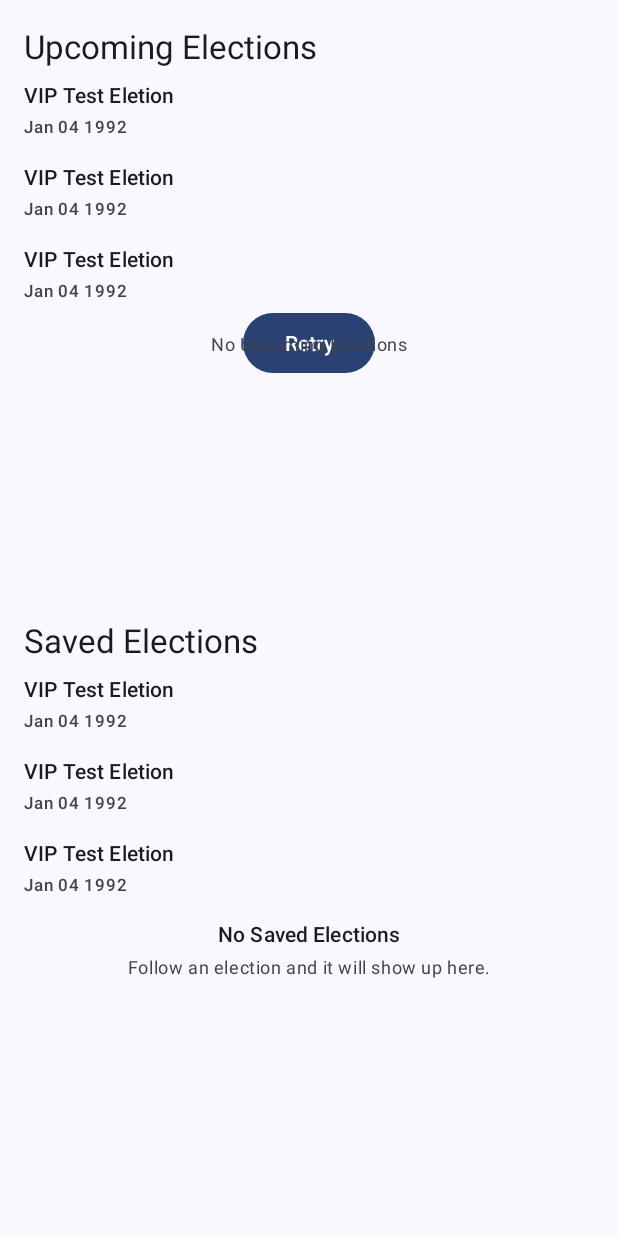
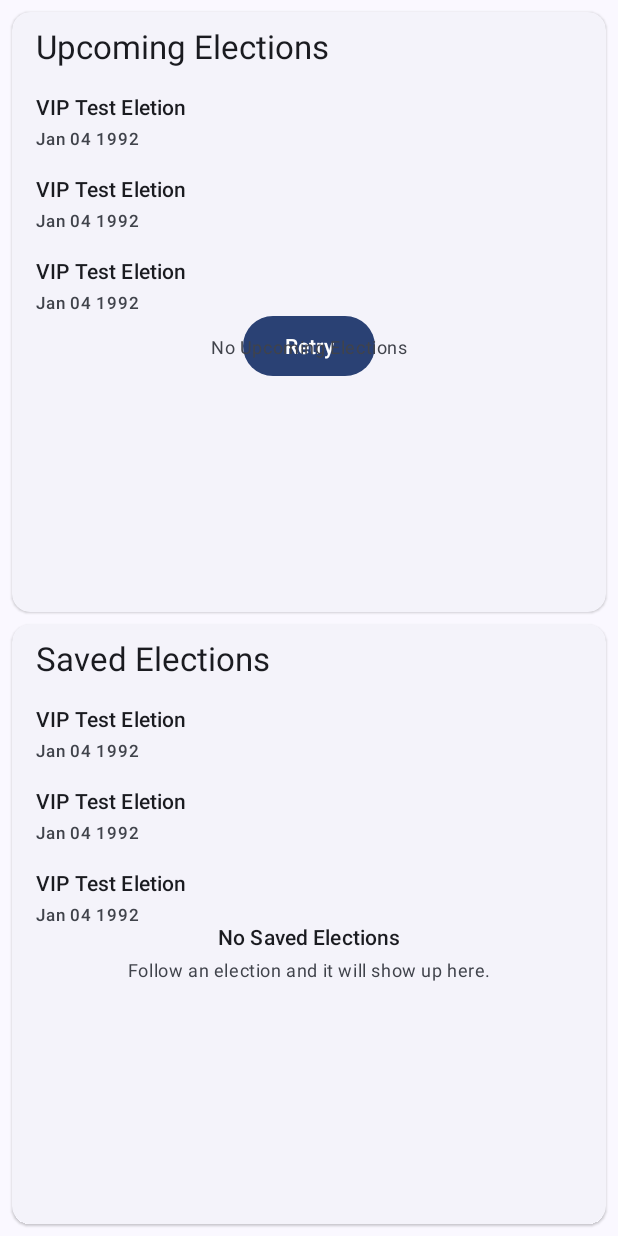
Before and after one commit to toe-lie/android-nanodegree-final, an Android app: the layout fragment_election.xml on its own in the app's theme, with its tools: preview values and no code run, on a phone screen of 412 x 824 dp. Run offline under Robolectric (Android 15) with nearby library versions, the phone set to English and light mode, and no system bars.

Commit message:
Polish election screen

```diff
--- a/app/src/main/res/layout/fragment_election.xml
+++ b/app/src/main/res/layout/fragment_election.xml
@@ -13,6 +13,8 @@
     <androidx.constraintlayout.widget.ConstraintLayout
         android:layout_width="match_parent"
         android:layout_height="match_parent"
+        android:clipToPadding="false"
+        android:paddingBottom="@dimen/spacing_small"
         tools:context="com.example.android.politicalpreparedness.MainActivity">
 
         <androidx.constraintlayout.widget.Guideline
@@ -20,14 +22,14 @@
             android:layout_width="match_parent"
             android:layout_height="wrap_content"
             android:orientation="vertical"
-            app:layout_constraintGuide_begin="@dimen/spacing_normal" />
+            app:layout_constraintGuide_begin="@dimen/spacing_small" />
 
         <androidx.constraintlayout.widget.Guideline
             android:id="@+id/end_guideline"
             android:layout_width="match_parent"
             android:layout_height="wrap_content"
             android:orientation="vertical"
-            app:layout_constraintGuide_end="@dimen/spacing_normal" />
+            app:layout_constraintGuide_end="@dimen/spacing_small" />
 
         <androidx.constraintlayout.widget.Guideline
             android:id="@+id/center_horizontal_guideline"
@@ -36,25 +38,45 @@
             android:orientation="horizontal"
             app:layout_constraintGuide_percent="0.5" />
 
+        <com.google.android.material.card.MaterialCardView
+            android:id="@+id/upcoming_elections_card"
+            style="?attr/materialCardViewElevatedStyle"
+            android:layout_width="0dp"
+            android:layout_height="0dp"
+            android:layout_marginTop="@dimen/spacing_small"
+            app:contentPaddingLeft="@dimen/spacing_normal"
+            app:contentPaddingRight="@dimen/spacing_normal"
+            app:layout_constraintBottom_toBottomOf="@id/center_horizontal_guideline"
+            app:layout_constraintEnd_toEndOf="@id/end_guideline"
+            app:layout_constraintStart_toStartOf="@id/start_guideline"
+            app:layout_constraintTop_toTopOf="parent">
+
+            <androidx.constraintlayout.widget.ConstraintLayout
+                android:layout_width="match_parent"
+                android:layout_height="match_parent">
+
                 <TextView
                     android:id="@+id/upcoming_election_header"
                     android:layout_width="0dp"
                     android:layout_height="wrap_content"
-            android:layout_marginTop="@dimen/spacing_normal"
+                    android:layout_marginTop="@dimen/spacing_small"
                     android:text="@string/label_upcoming_elections"
                     android:textAppearance="?textAppearanceTitleLarge"
                     app:layout_constraintEnd_toEndOf="parent"
-            app:layout_constraintStart_toStartOf="@id/start_guideline"
+                    app:layout_constraintStart_toStartOf="parent"
                     app:layout_constraintTop_toTopOf="parent" />
 
                 <androidx.recyclerview.widget.RecyclerView
                     android:id="@+id/upcoming_election_recycler_view"
                     android:layout_width="0dp"
                     android:layout_height="0dp"
+                    android:layout_marginTop="@dimen/spacing_small"
+                    android:clipToPadding="false"
+                    android:paddingBottom="@dimen/spacing_small"
                     app:layoutManager="androidx.recyclerview.widget.LinearLayoutManager"
-            app:layout_constraintBottom_toTopOf="@id/saved_election_header"
-            app:layout_constraintEnd_toEndOf="@id/end_guideline"
-            app:layout_constraintStart_toStartOf="@id/start_guideline"
+                    app:layout_constraintBottom_toBottomOf="parent"
+                    app:layout_constraintEnd_toEndOf="parent"
+                    app:layout_constraintStart_toStartOf="parent"
                     app:layout_constraintTop_toBottomOf="@id/upcoming_election_header"
                     tools:itemCount="3"
                     tools:listitem="@layout/view_holder_election" />
@@ -79,8 +101,8 @@
                     android:text="@string/button_text_retry"
                     android:visibility="gone"
                     app:layout_constraintBottom_toBottomOf="@id/upcoming_election_recycler_view"
-            app:layout_constraintEnd_toEndOf="@id/end_guideline"
-            app:layout_constraintStart_toStartOf="@id/start_guideline"
+                    app:layout_constraintEnd_toEndOf="parent"
+                    app:layout_constraintStart_toStartOf="parent"
                     app:layout_constraintTop_toTopOf="@id/upcoming_election_recycler_view"
                     app:visibleGone="@{viewModel.uiState.upcomingElectionsLoadingError != null}"
                     tools:visibility="visible" />
@@ -93,8 +115,8 @@
                     android:textAppearance="?textAppearanceCaption"
                     android:visibility="gone"
                     app:layout_constraintBottom_toTopOf="@id/upcoming_elections_retry_button"
-            app:layout_constraintEnd_toEndOf="@id/end_guideline"
-            app:layout_constraintStart_toStartOf="@id/start_guideline"
+                    app:layout_constraintEnd_toEndOf="parent"
+                    app:layout_constraintStart_toStartOf="parent"
                     app:uiMessage="@{viewModel.uiState.upcomingElectionsLoadingError}"
                     app:visibleGone="@{viewModel.uiState.upcomingElectionsLoadingError != null}"
                     tools:visibility="visible" />
@@ -107,30 +129,56 @@
                     android:textAppearance="?textAppearanceCaption"
                     android:visibility="gone"
                     app:layout_constraintBottom_toBottomOf="@id/upcoming_election_recycler_view"
-            app:layout_constraintEnd_toEndOf="@id/end_guideline"
-            app:layout_constraintStart_toStartOf="@id/start_guideline"
+                    app:layout_constraintEnd_toEndOf="parent"
+                    app:layout_constraintStart_toStartOf="parent"
                     app:layout_constraintTop_toTopOf="@id/upcoming_election_recycler_view"
                     app:visibleGone="@{viewModel.uiState.isUpcomingElectionsEmpty}"
                     tools:visibility="visible" />
+
+
+            </androidx.constraintlayout.widget.ConstraintLayout>
+
+        </com.google.android.material.card.MaterialCardView>
+
+        <com.google.android.material.card.MaterialCardView
+            android:id="@+id/saved_elections_card"
+            style="?attr/materialCardViewElevatedStyle"
+            android:layout_width="0dp"
+            android:layout_height="0dp"
+            android:layout_marginTop="@dimen/spacing_small"
+            app:contentPaddingLeft="@dimen/spacing_normal"
+            app:contentPaddingRight="@dimen/spacing_normal"
+            app:layout_constraintBottom_toBottomOf="parent"
+            app:layout_constraintEnd_toEndOf="@id/end_guideline"
+            app:layout_constraintStart_toStartOf="@id/start_guideline"
+            app:layout_constraintTop_toTopOf="@id/center_horizontal_guideline">
+
+            <androidx.constraintlayout.widget.ConstraintLayout
+                android:layout_width="match_parent"
+                android:layout_height="match_parent">
 
                 <TextView
                     android:id="@+id/saved_election_header"
                     android:layout_width="0dp"
                     android:layout_height="wrap_content"
+                    android:layout_marginTop="@dimen/spacing_small"
                     android:text="@string/label_saved_elections"
                     android:textAppearance="?textAppearanceTitleLarge"
                     app:layout_constraintEnd_toEndOf="parent"
-            app:layout_constraintStart_toStartOf="@id/start_guideline"
-            app:layout_constraintTop_toTopOf="@id/center_horizontal_guideline" />
+                    app:layout_constraintStart_toStartOf="parent"
+                    app:layout_constraintTop_toTopOf="parent" />
 
                 <androidx.recyclerview.widget.RecyclerView
                     android:id="@+id/saved_election_recycler_veiw"
                     android:layout_width="0dp"
                     android:layout_height="0dp"
+                    android:layout_marginTop="@dimen/spacing_small"
+                    android:clipToPadding="false"
+                    android:paddingBottom="@dimen/spacing_small"
                     app:layoutManager="androidx.recyclerview.widget.LinearLayoutManager"
                     app:layout_constraintBottom_toBottomOf="parent"
-            app:layout_constraintEnd_toEndOf="@id/end_guideline"
-            app:layout_constraintStart_toStartOf="@id/start_guideline"
+                    app:layout_constraintEnd_toEndOf="parent"
+                    app:layout_constraintStart_toStartOf="parent"
                     app:layout_constraintTop_toBottomOf="@id/saved_election_header"
                     tools:itemCount="3"
                     tools:listitem="@layout/view_holder_election" />
@@ -143,9 +191,9 @@
                     android:textAppearance="?textAppearanceLabelLarge"
                     android:visibility="gone"
                     app:layout_constraintBottom_toTopOf="@+id/saved_elections_empty_message"
-            app:layout_constraintEnd_toEndOf="@id/end_guideline"
+                    app:layout_constraintEnd_toEndOf="parent"
                     app:layout_constraintHorizontal_bias="0.5"
-            app:layout_constraintStart_toStartOf="@id/start_guideline"
+                    app:layout_constraintStart_toStartOf="parent"
                     app:layout_constraintTop_toBottomOf="@+id/saved_election_header"
                     app:layout_constraintVertical_chainStyle="packed"
                     app:visibleGone="@{viewModel.uiState.isSavedElectionsEmpty}"
@@ -160,12 +208,16 @@
                     android:textAppearance="?textAppearanceCaption"
                     android:visibility="gone"
                     app:layout_constraintBottom_toBottomOf="@+id/saved_election_recycler_veiw"
-            app:layout_constraintEnd_toEndOf="@id/end_guideline"
+                    app:layout_constraintEnd_toEndOf="parent"
                     app:layout_constraintHorizontal_bias="0.5"
-            app:layout_constraintStart_toStartOf="@id/start_guideline"
+                    app:layout_constraintStart_toStartOf="parent"
                     app:layout_constraintTop_toBottomOf="@+id/saved_elections_empty_title"
                     app:visibleGone="@{viewModel.uiState.isSavedElectionsEmpty}"
                     tools:visibility="visible" />
             </androidx.constraintlayout.widget.ConstraintLayout>
 
+        </com.google.android.material.card.MaterialCardView>
+
+    </androidx.constraintlayout.widget.ConstraintLayout>
+
 </layout>
--- a/app/src/main/res/values/themes.xml
+++ b/app/src/main/res/values/themes.xml
@@ -36,7 +36,7 @@
         <item name="toolbarStyle">@style/Widget.App.Toolbar</item>
     </style>
 
-    <style name="Base.Theme.MaterialThemeBuilder" parent="Theme.Material3.DayNight.NoActionBar">
+    <style name="Base.Theme.MaterialThemeBuilder" parent="Theme.Material3.DayNight">
 
     </style>
 
```
Lines whose indentation alone changed are shown as unchanged.
